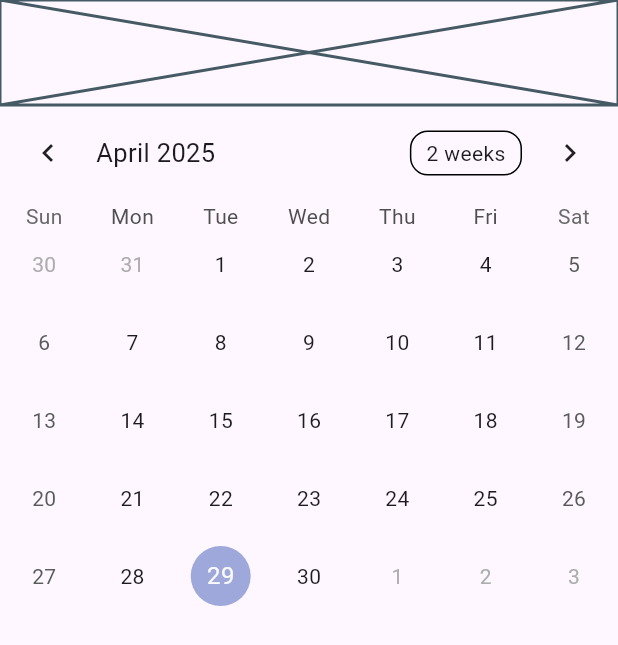
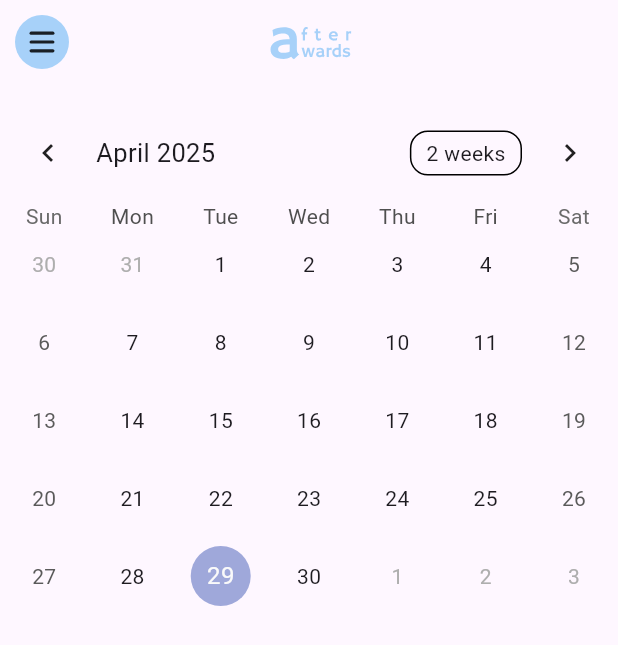
Before and after one commit to za5en/afterwards, a Flutter app: the screen it shows after launch, on a phone screen of 412 x 824 dp. Shown: the top 645 px of the screen. Run offline on Flutter 3.47's test engine with Material 3 defaults, Android fonts, the phone set to English and light mode, and no system bars; drawn by our look-alikes of table_calendar; our stand-ins replace flutter_svg, get.

Commit message:
appbar upd

```diff
--- a/lib/view/widgets/a_appbar.dart
+++ b/lib/view/widgets/a_appbar.dart
@@ -1,11 +1,38 @@
 import 'package:flutter/material.dart';
+import 'package:flutter_svg/flutter_svg.dart';
 
 class AAppBar extends StatelessWidget implements PreferredSizeWidget {
   const AAppBar({super.key});
 
   @override
   Widget build(BuildContext context) {
-    return const Placeholder();
+    return AppBar(
+      centerTitle: true,
+      title: SvgPicture.asset('assets/images/logo.svg'),
+      leading: Padding(
+        padding: EdgeInsets.all(10.0),
+        child: Visibility(
+          visible: true, // depending on settings
+          child: InkWell(
+            onTap: () {
+              // open navigation drawer
+            },
+            child: SvgPicture.asset('assets/images/menu-button.svg'),
+          ),
+        ),
+      ),
+      actions: [
+        Visibility(
+          visible: false, // depending on settings
+          child: InkWell(
+            onTap: () {
+              // open navigation drawer
+            },
+            child: SvgPicture.asset('assets/images/menu-button.svg'),
+          ),
+        ),
+      ],
+    );
   }
 
   @override
```
